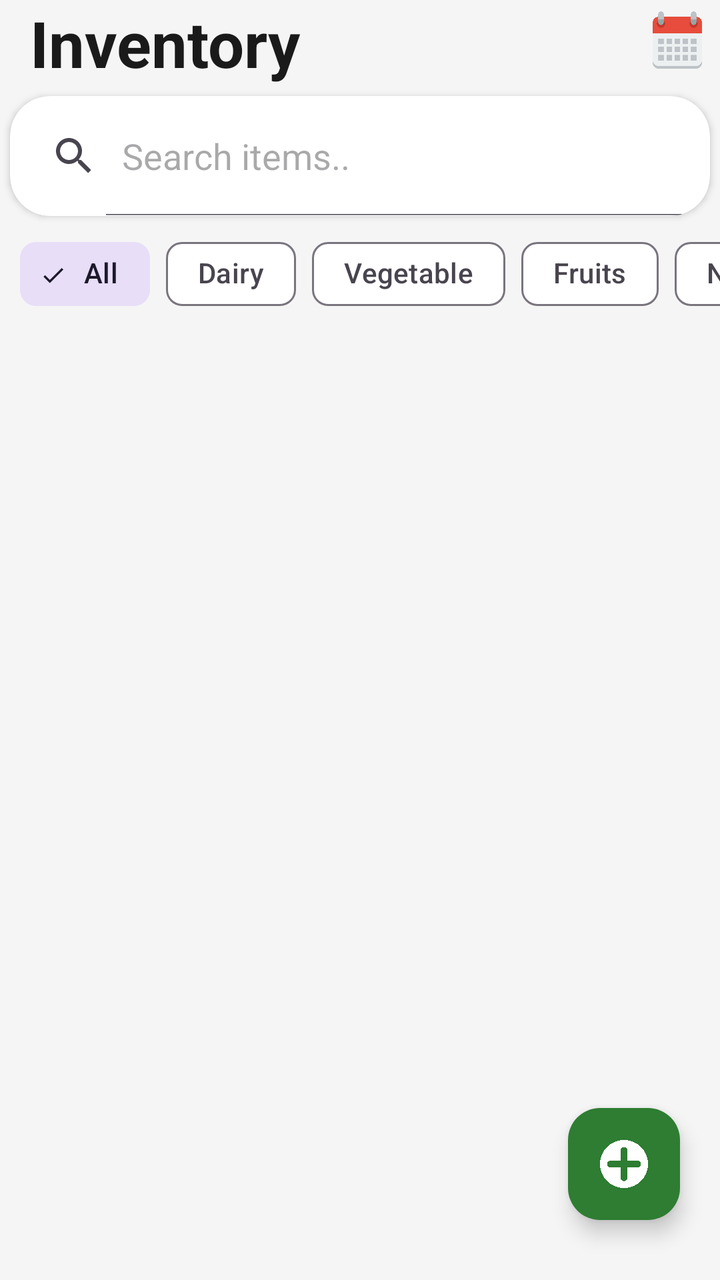
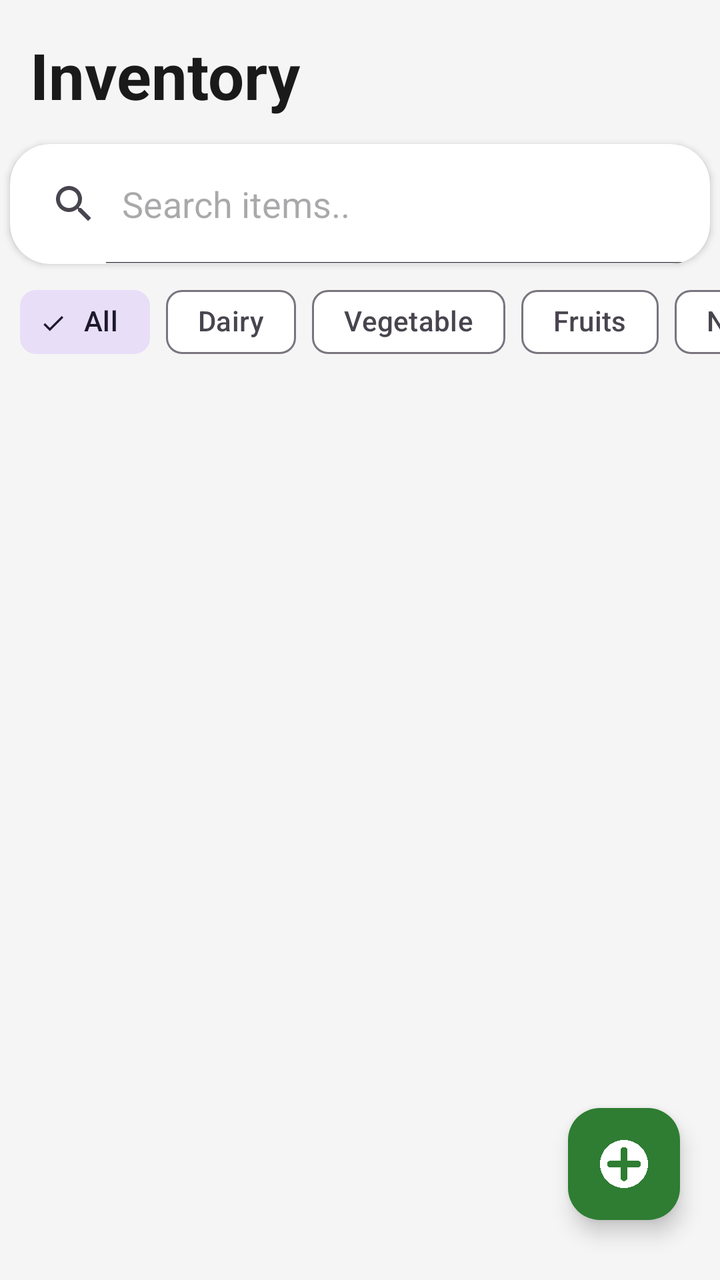

Screens rendered from an Android XML layout before and after an edit, with the pre-edit source and the edit as a unified diff.
<!-- AndroidManifest.xml: application theme Theme.FridgeWise -->
<!-- res/layout/fragment_inventoryu.xml -->
<?xml version="1.0" encoding="utf-8"?>
<androidx.constraintlayout.widget.ConstraintLayout xmlns:android="http://schemas.android.com/apk/res/android"
    xmlns:app="http://schemas.android.com/apk/res-auto"
    xmlns:tools="http://schemas.android.com/tools"
    android:id="@+id/main"
    android:layout_width="match_parent"
    android:layout_height="match_parent"
    android:background="@color/bg_primary">

    

    <androidx.constraintlayout.widget.ConstraintLayout
        android:id="@+id/constraintLayout"
        android:layout_width="match_parent"
        android:layout_height="match_parent">

        <LinearLayout
            android:id="@+id/linearLayout2"
            android:layout_width="0dp"
            android:layout_height="0dp"
            android:orientation="vertical"
            app:layout_constraintBottom_toBottomOf="parent"
            app:layout_constraintEnd_toEndOf="parent"
            app:layout_constraintStart_toStartOf="parent"
            app:layout_constraintTop_toTopOf="parent">

            <LinearLayout
                android:layout_width="match_parent"
                android:layout_height="wrap_content"
                android:orientation="horizontal">

                <TextView
                    android:id="@+id/textView2"
                    android:layout_width="wrap_content"
                    android:layout_height="wrap_content"
                    android:layout_weight="1"
                    android:paddingLeft="5dp"
                    android:text="Inventory"
                    android:layout_marginLeft="10dp"
                    android:textColor="@color/text_primary"
                    android:textSize="32sp"
                    android:textStyle="bold" />

                <ImageView
                    android:id="@+id/imageView7"
                    android:layout_width="0dp"
                    android:layout_height="40dp"
                    android:layout_marginRight="5dp"
                    android:layout_weight="1"
                    android:paddingLeft="70dp"
                    app:srcCompat="@drawable/calander_icon" />

            </LinearLayout>

            <LinearLayout
                android:layout_width="match_parent"
                android:layout_height="wrap_content"
                android:paddingStart="20dp"
                android:paddingTop="0dp"
                android:paddingEnd="20dp">

            </LinearLayout>

            <androidx.cardview.widget.CardView
                android:id="@+id/cv_inventory_search"
                android:layout_width="match_parent"
                android:layout_height="60dp"
                android:layout_margin="5dp"
                android:layout_marginTop="20dp"
                android:elevation="2dp"
                android:outlineAmbientShadowColor="@color/text_gray"
                app:cardBackgroundColor="@color/surface_card"
                app:cardCornerRadius="20dp">

                <androidx.constraintlayout.widget.ConstraintLayout
                    android:layout_width="match_parent"
                    android:layout_height="match_parent"
                    android:clickable="true"
                    android:focusable="true">

                    <SearchView
                        android:id="@+id/inventory_search_view"
                        android:layout_width="match_parent"
                        android:layout_height="match_parent"
                        android:iconifiedByDefault="false"
                        android:queryHint="Search items.."
                        app:layout_constraintBottom_toBottomOf="parent"
                        app:layout_constraintEnd_toEndOf="parent"
                        app:layout_constraintStart_toStartOf="parent"
                        app:layout_constraintTop_toTopOf="parent" />

                </androidx.constraintlayout.widget.ConstraintLayout>
            </androidx.cardview.widget.CardView>

            <LinearLayout
                android:id="@+id/catagory_chip"
                android:layout_width="match_parent"
                android:layout_height="wrap_content"
                android:orientation="horizontal"
                android:paddingBottom="10dp">

                <HorizontalScrollView
                    android:layout_width="match_parent"
                    android:layout_height="match_parent"
                    android:scrollbars="none">

                    <com.google.android.material.chip.ChipGroup
                        android:id="@+id/category_chip_group"
                        android:layout_width="wrap_content"
                        android:layout_height="match_parent"
                        android:paddingHorizontal="10dp"
                        app:selectionRequired="true"
                        app:singleLine="true"
                        app:singleSelection="true">

                        <com.google.android.material.chip.Chip
                            android:id="@+id/all_chip"
                            style="@style/Widget.Material3.Chip.Filter"
                            android:layout_width="wrap_content"
                            android:layout_height="wrap_content"
                            android:checked="true"
                            android:text="All" />

                        <com.google.android.material.chip.Chip
                            android:id="@+id/dairy_chip"
                            style="@style/Widget.Material3.Chip.Filter"
                            android:layout_width="wrap_content"
                            android:layout_height="wrap_content"
                            android:text="Dairy" />

                        <com.google.android.material.chip.Chip
                            android:id="@+id/veg_chip"
                            style="@style/Widget.Material3.Chip.Filter"
                            android:layout_width="wrap_content"
                            android:layout_height="wrap_content"
                            android:text="Vegetable" />

                        <com.google.android.material.chip.Chip
                            android:id="@+id/fruit_chip"
                            style="@style/Widget.Material3.Chip.Filter"
                            android:layout_width="wrap_content"
                            android:layout_height="wrap_content"
                            android:text="Fruits" />

                        <com.google.android.material.chip.Chip
                            android:id="@+id/nonveg_chip"
                            style="@style/Widget.Material3.Chip.Filter"
                            android:layout_width="wrap_content"
                            android:layout_height="wrap_content"
                            android:text="Non-veg" />

                        <com.google.android.material.chip.Chip
                            android:id="@+id/drinks_chip"
                            style="@style/Widget.Material3.Chip.Filter"
                            android:layout_width="wrap_content"
                            android:layout_height="wrap_content"
                            android:text="Drinks" />

                        <com.google.android.material.chip.Chip
                            android:id="@+id/frozen_chip"
                            style="@style/Widget.Material3.Chip.Filter"
                            android:layout_width="wrap_content"
                            android:layout_height="wrap_content"
                            android:text="Frozen-Food" />

                        <com.google.android.material.chip.Chip
                            android:id="@+id/snacks_chip"
                            style="@style/Widget.Material3.Chip.Filter"
                            android:layout_width="wrap_content"
                            android:layout_height="wrap_content"
                            android:text="Snacks" />

                        <com.google.android.material.chip.Chip
                            android:id="@+id/bakery_chip"
                            style="@style/Widget.Material3.Chip.Filter"
                            android:layout_width="wrap_content"
                            android:layout_height="wrap_content"
                            android:text="Bakery" />

                        <com.google.android.material.chip.Chip
                            android:id="@+id/others_chip"
                            style="@style/Widget.Material3.Chip.Filter"
                            android:layout_width="wrap_content"
                            android:layout_height="wrap_content"
                            android:text="Others" />

                    </com.google.android.material.chip.ChipGroup>
                </HorizontalScrollView>
            </LinearLayout>

            <FrameLayout
                android:layout_width="match_parent"
                android:layout_height="match_parent">

                <androidx.recyclerview.widget.RecyclerView
                    android:id="@+id/recycler_inventory"
                    android:layout_width="match_parent"
                    android:layout_height="match_parent" />

                <LinearLayout
                    android:id="@+id/ll_inventory_empty_state"
                    android:layout_width="match_parent"
                    android:layout_height="wrap_content"
                    android:layout_gravity="center"
                    android:gravity="center"
                    android:orientation="vertical"
                    android:padding="32dp"
                    android:visibility="gone"
                    android:alpha="0.7"
                    tools:visibility="visible">

                    <ImageView
                        android:layout_width="200dp"
                        android:layout_height="200dp"
                        android:src="@drawable/inventory_empty_stat_img"
                        android:scaleType="fitCenter"
                        android:alpha="0.7"/>

                    <TextView
                        android:layout_width="wrap_content"
                        android:layout_height="wrap_content"
                        android:layout_marginTop="24dp"
                        android:text="Inventory is Empty"
                        android:textColor="@color/text_primary"
                        android:textSize="20sp"
                        android:textStyle="bold" />

                    <TextView
                        android:layout_width="wrap_content"
                        android:layout_height="wrap_content"
                        android:layout_marginTop="8dp"
                        android:gravity="center"
                        android:text="Your fridge is currently empty. Start adding items to keep track of their freshness!"
                        android:textColor="@color/text_secondary"
                        android:textSize="14sp" />
                </LinearLayout>
            </FrameLayout>

        </LinearLayout>

        <com.google.android.material.floatingactionbutton.FloatingActionButton
            android:id="@+id/floatingActionButton"
            android:layout_width="wrap_content"
            android:layout_height="wrap_content"
            android:clickable="true"
            app:layout_constraintBottom_toBottomOf="parent"
            app:layout_constraintEnd_toEndOf="parent"
            app:srcCompat="@drawable/add_img01"
            app:backgroundTint="@color/green_primary"
            app:tint="@color/white"
            android:layout_marginRight="20dp"
            android:layout_marginBottom="30dp"/>

    </androidx.constraintlayout.widget.ConstraintLayout>

</androidx.constraintlayout.widget.ConstraintLayout>
<!-- resources referenced by this layout -->
<resources>
  <color name="bg_primary">#F5F5F5</color>
  <color name="green_primary">#2E7D32</color>
  <color name="surface_card">#FFFFFF</color>
  <color name="text_gray">#757575</color>
  <color name="text_primary">#1A1A1A</color>
  <color name="text_secondary">#757575</color>
  <color name="white">#FFFFFF</color>
  <!-- drawable add_img01: png bitmap (drawable, 110194 bytes) -->
  <!-- drawable calander_icon: png bitmap (drawable, 24380 bytes) -->
  <!-- drawable inventory_empty_stat_img: png bitmap (drawable, 140830 bytes) -->
  <style name="Theme.FridgeWise" parent="Base.Theme.FridgeWise" />
  <style name="Base.Theme.FridgeWise" parent="Theme.Material3.DayNight.NoActionBar">
          
          <item name="colorPrimary">@color/green_primary</item>
          <item name="android:windowBackground">@color/bg_primary</item>
          <item name="colorSurface">@color/bg_secondary</item>
          <item name="colorOnSurface">@color/text_primary</item>
      </style>
  <color name="bg_secondary">#FFFFFF</color>
</resources>

<!-- the commit's change to res/layout/fragment_inventoryu.xml (unified diff, before → after) -->
@@ -24,33 +24,81 @@
             app:layout_constraintStart_toStartOf="parent"
             app:layout_constraintTop_toTopOf="parent">
 
-            <LinearLayout
-                android:layout_width="match_parent"
-                android:layout_height="wrap_content"
-                android:orientation="horizontal">
-
-                <TextView
-                    android:id="@+id/textView2"
-                    android:layout_width="wrap_content"
+            <FrameLayout
+                android:id="@+id/headerContainer"
+                android:layout_width="match_parent"
+                android:layout_height="wrap_content">
+
+                <LinearLayout
+                    android:id="@+id/layoutStandardHeader"
+                    android:layout_width="match_parent"
                     android:layout_height="wrap_content"
-                    android:layout_weight="1"
-                    android:paddingLeft="5dp"
-                    android:text="Inventory"
-                    android:layout_marginLeft="10dp"
-                    android:textColor="@color/text_primary"
-                    android:textSize="32sp"
-                    android:textStyle="bold" />
-
-                <ImageView
-                    android:id="@+id/imageView7"
-                    android:layout_width="0dp"
-                    android:layout_height="40dp"
-                    android:layout_marginRight="5dp"
-                    android:layout_weight="1"
-                    android:paddingLeft="70dp"
-                    app:srcCompat="@drawable/calander_icon" />
-
-            </LinearLayout>
+                    android:orientation="horizontal"
+                    android:paddingTop="16dp"
+                    android:paddingBottom="8dp">
+
+                    <TextView
+                        android:id="@+id/textView2"
+                        android:layout_width="wrap_content"
+                        android:layout_height="wrap_content"
+                        android:layout_marginLeft="10dp"
+                        android:paddingLeft="5dp"
+                        android:text="Inventory"
+                        android:textColor="@color/text_primary"
+                        android:textSize="32sp"
+                        android:textStyle="bold" />
+
+                </LinearLayout>
+
+                <RelativeLayout
+                    android:id="@+id/selectionToolbar"
+                    android:layout_width="match_parent"
+                    android:layout_height="wrap_content"
+                    android:background="@color/bg_primary"
+                    android:padding="20dp"
+                    android:visibility="gone">
+
+                    <ImageView
+                        android:id="@+id/btnCloseSelection"
+                        android:layout_width="24dp"
+                        android:layout_height="24dp"
+                        android:layout_alignParentStart="true"
+                        android:layout_centerVertical="true"
+                        android:src="@drawable/ic_close"
+                        app:tint="@color/text_primary" />
+
+                    <CheckBox
+                        android:id="@+id/cbSelectAll"
+                        android:layout_width="28dp"
+                        android:layout_height="28dp"
+                        android:layout_centerVertical="true"
+                        android:layout_marginStart="16dp"
+                        android:layout_toEndOf="@id/btnCloseSelection"
+                        android:button="@drawable/ic_check_tick"
+                        android:buttonTint="@color/green_primary" />
+
+                    <TextView
+                        android:id="@+id/tvSelectionCount"
+                        android:layout_width="wrap_content"
+                        android:layout_height="wrap_content"
+                        android:layout_centerVertical="true"
+                        android:layout_marginStart="12dp"
+                        android:layout_toEndOf="@id/cbSelectAll"
+                        android:text="0 selected"
+                        android:textColor="@color/text_primary"
+                        android:textSize="20sp"
+                        android:textStyle="bold" />
+
+                    <ImageView
+                        android:id="@+id/btnBulkDelete"
+                        android:layout_width="24dp"
+                        android:layout_height="24dp"
+                        android:layout_alignParentEnd="true"
+                        android:layout_centerVertical="true"
+                        android:src="@drawable/outline_delete_24"
+                        app:tint="@color/red_expired" />
+                </RelativeLayout>
+            </FrameLayout>
 
             <LinearLayout
                 android:layout_width="match_parent"
<!-- resource entries referenced after the edit -->
@@ -2,14 +2,40 @@
 <resources>
   <color name="bg_primary">#F5F5F5</color>
   <color name="green_primary">#2E7D32</color>
+  <color name="red_expired">#F44336</color>
   <color name="surface_card">#FFFFFF</color>
   <color name="text_gray">#757575</color>
   <color name="text_primary">#1A1A1A</color>
   <color name="text_secondary">#757575</color>
   <color name="white">#FFFFFF</color>
   <!-- drawable add_img01: png bitmap (drawable, 110194 bytes) -->
-  <!-- drawable calander_icon: png bitmap (drawable, 24380 bytes) -->
+  <!-- drawable ic_check_tick (drawable) -->
+  <vector xmlns:android="http://schemas.android.com/apk/res/android"
+      android:width="24dp"
+      android:height="24dp"
+      android:viewportWidth="24"
+      android:viewportHeight="24">
+      <path
+          android:fillColor="#FFFFFF"
+          android:pathData="M9,16.17L4.83,12l-1.42,1.41L9,19 21,7l-1.41,-1.41z"/>
+  </vector>
+  <!-- drawable ic_close (drawable) -->
+  <vector xmlns:android="http://schemas.android.com/apk/res/android"
+      android:width="24dp"
+      android:height="24dp"
+      android:viewportWidth="24"
+      android:viewportHeight="24">
+    <path
+        android:fillColor="#FF000000"
+        android:pathData="M19,6.41L17.59,5 12,10.59 6.41,5 5,6.41 10.59,12 5,17.59 6.41,19 12,13.41 17.59,19 19,17.59 13.41,12z"/>
+  </vector>
   <!-- drawable inventory_empty_stat_img: png bitmap (drawable, 140830 bytes) -->
+  <!-- drawable outline_delete_24 (drawable) -->
+  <vector xmlns:android="http://schemas.android.com/apk/res/android" android:height="24dp" android:tint="#FF5858" android:viewportHeight="960" android:viewportWidth="960" android:width="24dp">
+        
+      <path android:fillColor="@android:color/white" android:pathData="M280,840Q247,840 223.5,816.5Q200,793 200,760L200,240L160,240L160,160L360,160L360,120L600,120L600,160L800,160L800,240L760,240L760,760Q760,793 736.5,816.5Q713,840 680,840L280,840ZM680,240L280,240L280,760Q280,760 280,760Q280,760 280,760L680,760Q680,760 680,760Q680,760 680,760L680,240ZM360,680L440,680L440,320L360,320L360,680ZM520,680L600,680L600,320L520,320L520,680ZM280,240L280,240L280,760Q280,760 280,760Q280,760 280,760L280,760Q280,760 280,760Q280,760 280,760L280,240Z"/>
+      
+  </vector>
   <style name="Theme.FridgeWise" parent="Base.Theme.FridgeWise" />
   <style name="Base.Theme.FridgeWise" parent="Theme.Material3.DayNight.NoActionBar">
           
